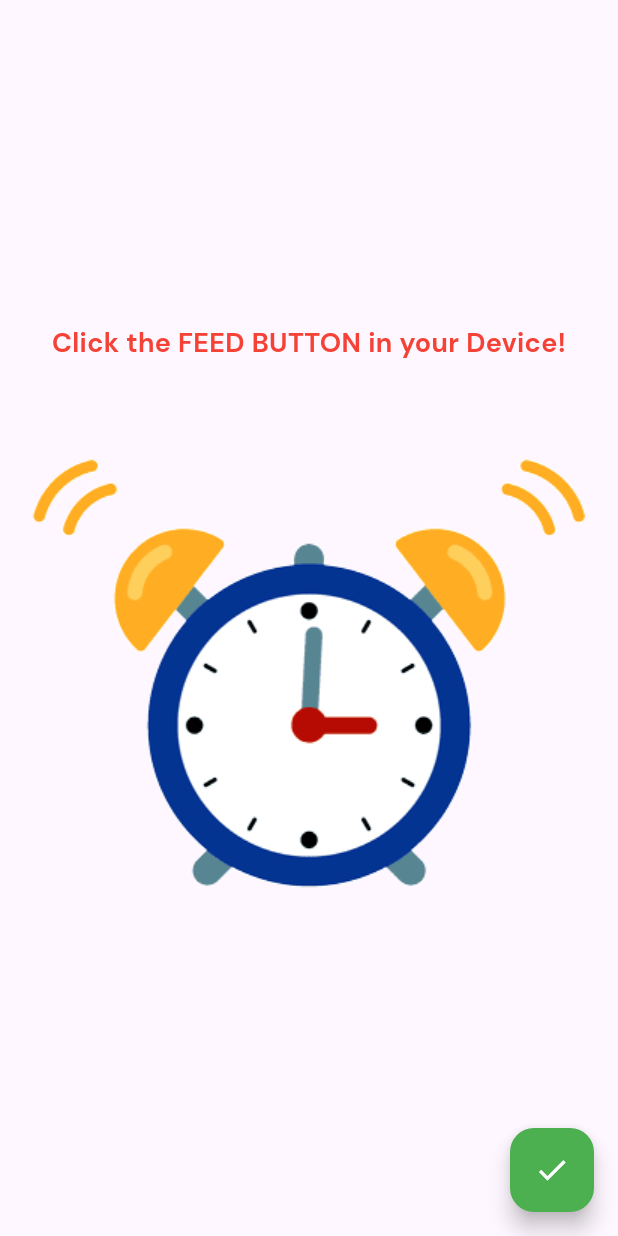
After one commit to lansoyyy/pet_feeder, a Flutter app: the AlarmScreen screen opened directly, on a phone screen of 412 x 824 dp. The commit adds this screen. Run offline on Flutter 3.47's test engine with Material 3 defaults, Android fonts, the light colour scheme and no system bars; our stand-ins replace audioplayers, cloud_firestore, firebase_core, firebase_storage, fluttertoast, image_picker; accounts and stored records are empty.

Commit message:
added alarm func

```diff
--- /dev/null
+++ b/lib/screens/alarm_screen.dart
@@ -0,0 +1,81 @@
+import 'package:audioplayers/audioplayers.dart';
+import 'package:flutter/material.dart';
+import 'package:pet_feeder/screens/home_screen.dart';
+import 'package:pet_feeder/widgets/text_widget.dart';
+
+class AlarmScreen extends StatefulWidget {
+  const AlarmScreen({super.key});
+
+  @override
+  State<AlarmScreen> createState() => _AlarmScreenState();
+}
+
+class _AlarmScreenState extends State<AlarmScreen> {
+  @override
+  void initState() {
+    // TODO: implement initState
+    super.initState();
+    playAudio();
+  }
+
+  late AudioPlayer player = AudioPlayer();
+  playAudio() async {
+    player.setReleaseMode(ReleaseMode.loop);
+    player.setVolume(1);
+
+    await player.setSource(
+      AssetSource(
+        'images/sound.wav',
+      ),
+    );
+
+    await player.resume();
+  }
+
+  pauseAudio() async {
+    await player.stop();
+  }
+
+  @override
+  void dispose() {
+    super.dispose();
+    pauseAudio();
+
+    player.stop();
+  }
+
+  @override
+  Widget build(BuildContext context) {
+    return Scaffold(
+      body: Center(
+        child: Column(
+          mainAxisAlignment: MainAxisAlignment.center,
+          crossAxisAlignment: CrossAxisAlignment.center,
+          children: [
+            TextWidget(
+              text: 'Click the FEED BUTTON in your Device!',
+              fontSize: 18,
+              color: Colors.red,
+              fontFamily: 'Bold',
+            ),
+            const SizedBox(
+              height: 50,
+            ),
+            Image.asset('assets/images/alarm.gif')
+          ],
+        ),
+      ),
+      floatingActionButton: FloatingActionButton(
+        backgroundColor: Colors.green,
+        child: const Icon(
+          Icons.done,
+          color: Colors.white,
+        ),
+        onPressed: () {
+          Navigator.of(context).pushReplacement(
+              MaterialPageRoute(builder: (context) => const HomeScreen()));
+        },
+      ),
+    );
+  }
+}
--- a/pubspec.yaml
+++ b/pubspec.yaml
@@ -43,6 +43,7 @@ dependencies:
   firebase_storage:
   firebase_auth:
   firebase_database:
+  audioplayers:
 
 dev_dependencies:
   flutter_test:
```
Also changed, not shown: lib/screens/home_screen.dart (+9 -3 lines), lib/screens/schedule_feed.dart (+21 -1 lines), lib/screens/schedules_screen.dart (added, +85 -0 lines), lib/services/add_feed.dart (added, +16 -0 lines), lib/services/add_schedule_feed.dart (added, +16 -0 lines), assets/images/alarm.gif (added), pubspec.lock, 6 other files.
